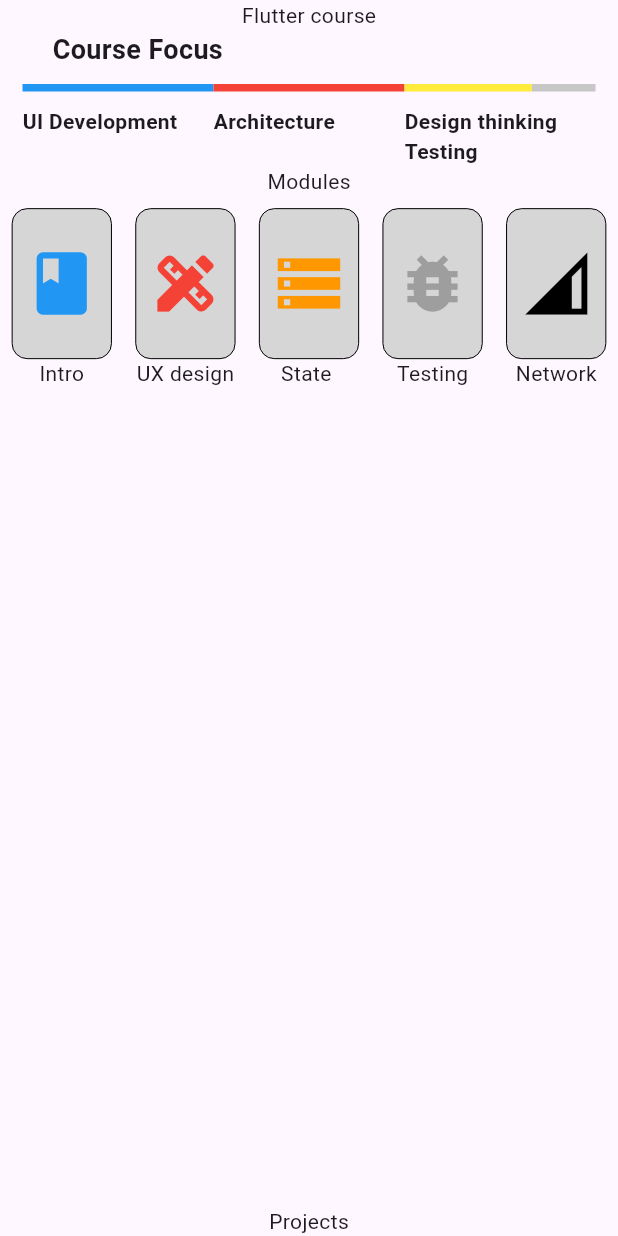
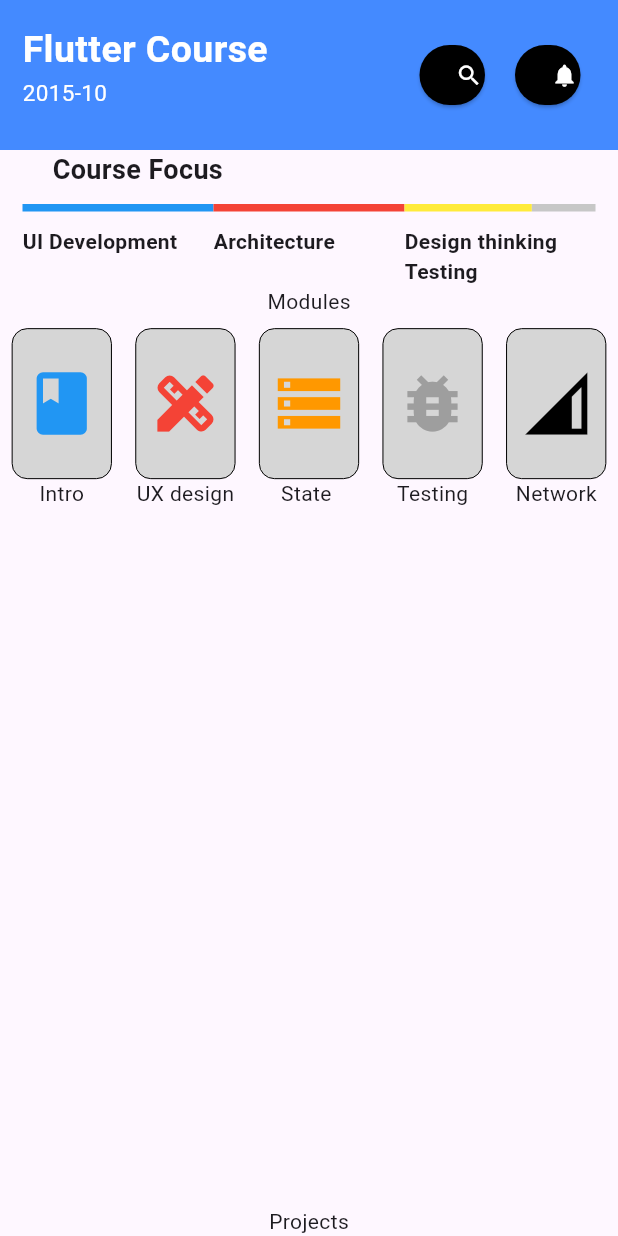
Before and after one commit to JuandiGo1/First_Act_Movil, a Flutter app: the screen it shows after launch, on a phone screen of 412 x 824 dp. Run offline on Flutter 3.47's test engine with Material 3 defaults, Android fonts, the phone set to English and light mode, and no system bars.

Commit message:
Update flutter_course_page.dart

```diff
--- a/lib/ui/pages/flutter_course_page.dart
+++ b/lib/ui/pages/flutter_course_page.dart
@@ -19,8 +19,63 @@ class FlutterCoursePage extends StatelessWidget {
     ));
   }
 
-  Widget buildHeader() {
-    return const Text("Flutter course");
+Widget buildHeader() {
+    return Container(
+        height: 100,
+        color: Colors.blueAccent,
+        child: Padding(
+            padding: EdgeInsets.all(15),
+            child: Row(
+              children: [
+                Expanded(
+                    flex: 2,
+                    child: Column(
+                      crossAxisAlignment: CrossAxisAlignment.start,
+                      children: [
+                        Text(
+                          'Flutter Course',
+                          style: TextStyle(
+                              fontSize: 25,
+                              color: Colors.white,
+                              fontWeight: FontWeight.bold),
+                        ),
+                        Column(children: [
+                          Text(
+                            '2015-10',
+                            style: TextStyle(fontSize: 15, color: Colors.white),
+                          )
+                        ]),
+                      ],
+                    )),
+                Expanded(
+                    child: Row(
+                  children: [
+                    Expanded(
+                        child: Padding(
+                      padding: EdgeInsets.only(right: 10, left: 10),
+                      child: ElevatedButton(
+                          style: ButtonStyle(
+                              backgroundColor:
+                                  WidgetStateProperty.all(Colors.black),
+                              iconColor: WidgetStateProperty.all(Colors.white)),
+                          child: Icon(Icons.search),
+                          onPressed: () {}),
+                    )),
+                    Expanded(
+                        child: Padding(
+                      padding: EdgeInsets.only(right: 10, left: 10),
+                      child: ElevatedButton(
+                          style: ButtonStyle(
+                              backgroundColor:
+                                  WidgetStateProperty.all(Colors.black),
+                              iconColor: WidgetStateProperty.all(Colors.white)),
+                          child: Icon(Icons.notifications),
+                          onPressed: () {}),
+                    )),
+                  ],
+                ))
+              ],
+            )));
   }
 
   Widget buildCourseFocus() {
```
